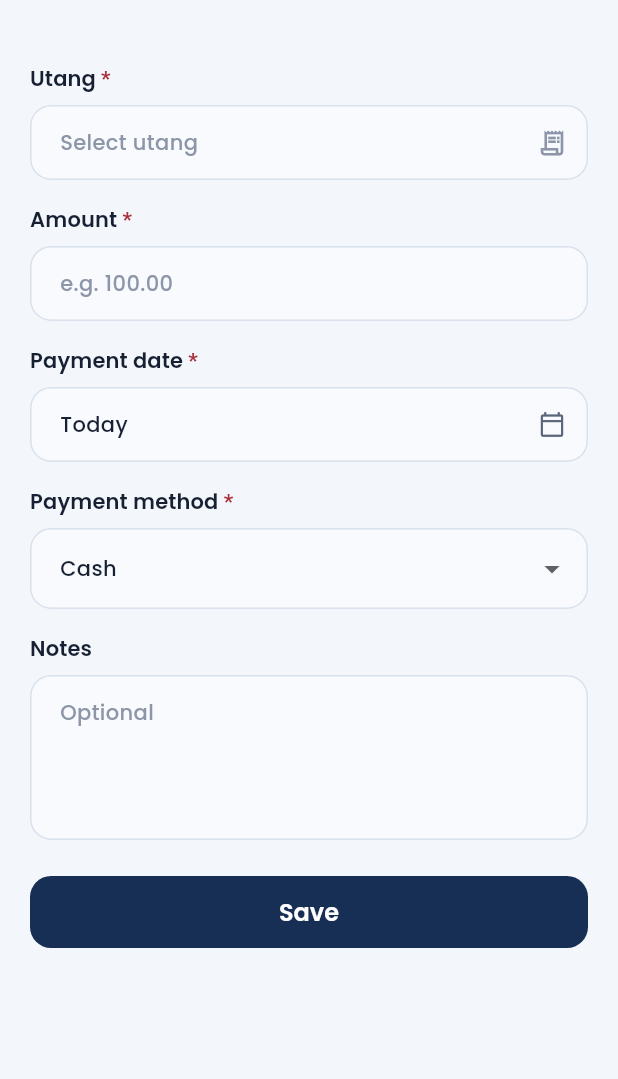
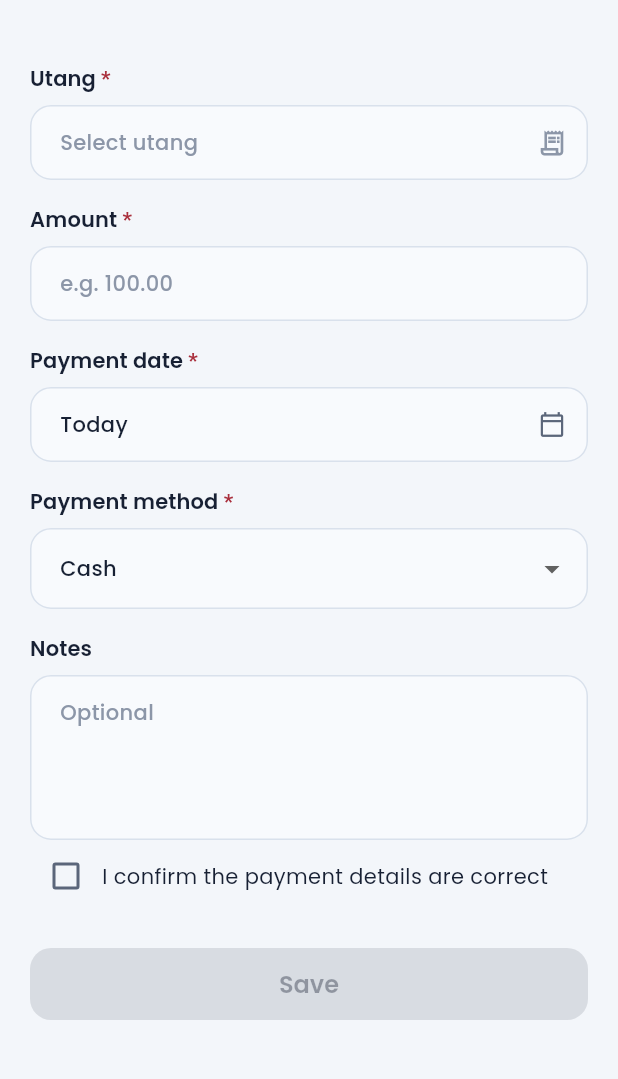
Before and after one commit to alduanemirasol/utang_tracker, a Flutter app: the RecordPaymentPage screen opened by its route, on a phone screen of 412 x 824 dp, the part 69-1148 px from its top. Run offline on Flutter 3.47's test engine with Material 3 defaults, Android fonts, the phone set to English and light mode, and no system bars; our stand-ins replace drift, drift_flutter, equatable, flutter_riverpod, go_router, package_info_plus and 2 more; accounts and stored records are empty; generated files the repository leaves out were written again; network calls fail.

Commit message:
Add confirmation checkbox on record payment screen

```diff
--- a/lib/features/payments/presentation/pages/record_payment_page.dart
+++ b/lib/features/payments/presentation/pages/record_payment_page.dart
@@ -43,6 +43,7 @@ class _RecordPaymentPageState extends ConsumerState<RecordPaymentPage> {
   String _method = AppConstants.paymentMethods.first;
   final _notesController = TextEditingController();
   bool _saving = false;
+  bool _confirmed = false;
   String? _debtError;
   String? _amountError;
   String? _error;
@@ -319,7 +320,7 @@ class _RecordPaymentPageState extends ConsumerState<RecordPaymentPage> {
               const SizedBox(height: AppSpacing.md),
               Row(
                 children: [
-                  const Text('Balance after payment approx.'),
+                  const Text('Balance after payment'),
                   const Spacer(),
                   Builder(
                     builder: (context) {
@@ -348,8 +349,23 @@ class _RecordPaymentPageState extends ConsumerState<RecordPaymentPage> {
                 ).textTheme.bodyMedium?.copyWith(color: AppColors.danger),
               ),
             ],
+            Row(
+              children: [
+                Checkbox(
+                  value: _confirmed,
+                  onChanged: (v) => setState(() => _confirmed = v ?? false),
+                ),
+                const Expanded(
+                  child: Text('I confirm the payment details are correct'),
+                ),
+              ],
+            ),
             const SizedBox(height: AppSpacing.xl),
-            AppButton(label: 'Save', onPressed: _save, isLoading: _saving),
+            AppButton(
+              label: 'Save',
+              onPressed: _confirmed ? _save : null,
+              isLoading: _saving,
+            ),
           ],
         ),
       ),
```
